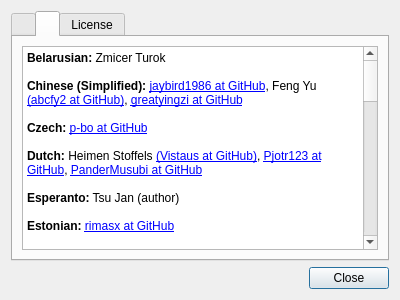
Qt form Kvantum/kvantummanager/about.ui (tsujan/Kvantum) before a commit.
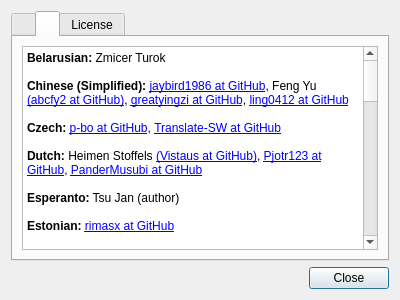
The same form after that commit. The open tabs and pages were chosen to show the change.

```diff
--- a/Kvantum/kvantummanager/about.ui
+++ b/Kvantum/kvantummanager/about.ui
@@ -99,9 +99,9 @@
 &lt;/style&gt;&lt;/head&gt;&lt;body style=&quot;  font-weight:400; font-style:normal;&quot;&gt;
 &lt;p style=&quot; margin-top:0px; margin-bottom:0px; margin-left:0px; margin-right:0px; -qt-block-indent:0; text-indent:0px;&quot;&gt;&lt;span style=&quot; font-weight:600;&quot;&gt;Belarusian:&lt;/span&gt; Zmicer Turok&lt;/p&gt;
 &lt;p style=&quot;-qt-paragraph-type:empty; margin-top:0px; margin-bottom:0px; margin-left:0px; margin-right:0px; -qt-block-indent:0; text-indent:0px;&quot;&gt;&lt;br /&gt;&lt;/p&gt;
-&lt;p style=&quot; margin-top:0px; margin-bottom:0px; margin-left:0px; margin-right:0px; -qt-block-indent:0; text-indent:0px;&quot;&gt;&lt;span style=&quot; font-weight:600;&quot;&gt;Chinese (Simplified):&lt;/span&gt; &lt;a href=&quot;https://github.com/jaybird1986&quot;&gt;jaybird1986 at GitHub&lt;/a&gt;, Feng Yu &lt;a href=&quot;https://github.com/abcfy2&quot;&gt;(abcfy2 at GitHub)&lt;/a&gt;, &lt;a href=&quot;https://github.com/greatyingzi&quot;&gt;greatyingzi at GitHub&lt;/a&gt;&lt;/p&gt;
+&lt;p style=&quot; margin-top:0px; margin-bottom:0px; margin-left:0px; margin-right:0px; -qt-block-indent:0; text-indent:0px;&quot;&gt;&lt;span style=&quot; font-weight:600;&quot;&gt;Chinese (Simplified):&lt;/span&gt; &lt;a href=&quot;https://github.com/jaybird1986&quot;&gt;jaybird1986 at GitHub&lt;/a&gt;, Feng Yu &lt;a href=&quot;https://github.com/abcfy2&quot;&gt;(abcfy2 at GitHub)&lt;/a&gt;, &lt;a href=&quot;https://github.com/greatyingzi&quot;&gt;greatyingzi at GitHub&lt;/a&gt;, &lt;a href=&quot;https://github.com/ling0412&quot;&gt;ling0412 at GitHub&lt;/a&gt;&lt;/p&gt;
 &lt;p style=&quot;-qt-paragraph-type:empty; margin-top:0px; margin-bottom:0px; margin-left:0px; margin-right:0px; -qt-block-indent:0; text-indent:0px;&quot;&gt;&lt;br /&gt;&lt;/p&gt;
-&lt;p style=&quot; margin-top:0px; margin-bottom:0px; margin-left:0px; margin-right:0px; -qt-block-indent:0; text-indent:0px;&quot;&gt;&lt;span style=&quot; font-weight:600;&quot;&gt;Czech:&lt;/span&gt; &lt;a href=&quot;https://github.com/p-bo&quot;&gt;p-bo at GitHub&lt;/a&gt;&lt;/p&gt;
+&lt;p style=&quot; margin-top:0px; margin-bottom:0px; margin-left:0px; margin-right:0px; -qt-block-indent:0; text-indent:0px;&quot;&gt;&lt;span style=&quot; font-weight:600;&quot;&gt;Czech:&lt;/span&gt; &lt;a href=&quot;https://github.com/p-bo&quot;&gt;p-bo at GitHub&lt;/a&gt;, &lt;a href=&quot;https://github.com/Translate-SW&quot;&gt;Translate-SW at GitHub&lt;/a&gt;&lt;/p&gt;
 &lt;p style=&quot;-qt-paragraph-type:empty; margin-top:0px; margin-bottom:0px; margin-left:0px; margin-right:0px; -qt-block-indent:0; text-indent:0px;&quot;&gt;&lt;br /&gt;&lt;/p&gt;
 &lt;p style=&quot; margin-top:0px; margin-bottom:0px; margin-left:0px; margin-right:0px; -qt-block-indent:0; text-indent:0px;&quot;&gt;&lt;span style=&quot; font-weight:600;&quot;&gt;Dutch:&lt;/span&gt; Heimen Stoffels &lt;a href=&quot;https://github.com/Vistaus&quot;&gt;&lt;span;&gt;(Vistaus at GitHub)&lt;/span&gt;&lt;/a&gt;, &lt;a href=&quot;https://github.com/Pjotr123&quot;&gt;&lt;span;&gt;Pjotr123 at GitHub&lt;/span&gt;&lt;/a&gt;, &lt;a href=&quot;https://github.com/PanderMusubi&quot;&gt;PanderMusubi at GitHub&lt;/a&gt;&lt;/p&gt;
 &lt;p style=&quot;-qt-paragraph-type:empty; margin-top:0px; margin-bottom:0px; margin-left:0px; margin-right:0px; -qt-block-indent:0; text-indent:0px;&quot;&gt;&lt;br /&gt;&lt;/p&gt;
@@ -139,7 +139,7 @@
 &lt;p style=&quot;-qt-paragraph-type:empty; margin-top:0px; margin-bottom:0px; margin-left:0px; margin-right:0px; -qt-block-indent:0; text-indent:0px;&quot;&gt;&lt;br /&gt;&lt;/p&gt;
 &lt;p style=&quot; margin-top:0px; margin-bottom:0px; margin-left:0px; margin-right:0px; -qt-block-indent:0; text-indent:0px;&quot;&gt;&lt;span style=&quot; font-weight:600;&quot;&gt;Russian:&lt;/span&gt; Николай Смольянинов &lt;a href=&quot;https://github.com/smolnp&quot;&gt;(smolnp at GitHub)&lt;/a&gt;, Pavel Shlyak &lt;a href=&quot;https://github.com/shlyakpavel&quot;&gt;(shlyakpavel at GitHub)&lt;/a&gt;, &lt;a href=&quot;https://github.com/4fury&quot;&gt;&lt;span;&gt;4fury at GitHub&lt;/span&gt;&lt;/a&gt;, Dmitry Astankov &lt;a href=&quot;https://github.com/Illumaria&quot;&gt;(Illumaria at GitHub)&lt;/a&gt;, &lt;a href=&quot;https://github.com/roaldiopi&quot;&gt;&lt;span;&gt;roaldiopi at GitHub&lt;/span&gt;&lt;/a&gt;&lt;/p&gt;
 &lt;p style=&quot;-qt-paragraph-type:empty; margin-top:0px; margin-bottom:0px; margin-left:0px; margin-right:0px; -qt-block-indent:0; text-indent:0px;&quot;&gt;&lt;br /&gt;&lt;/p&gt;
-&lt;p style=&quot; margin-top:0px; margin-bottom:0px; margin-left:0px; margin-right:0px; -qt-block-indent:0; text-indent:0px;&quot;&gt;&lt;span style=&quot; font-weight:600;&quot;&gt;Slovak:&lt;/span&gt; Paolo Vigoroso&lt;/p&gt;
+&lt;p style=&quot; margin-top:0px; margin-bottom:0px; margin-left:0px; margin-right:0px; -qt-block-indent:0; text-indent:0px;&quot;&gt;&lt;span style=&quot; font-weight:600;&quot;&gt;Slovak:&lt;/span&gt; Paolo Vigoroso, &lt;a href=&quot;https://github.com/Leifdin&quot;&gt;&lt;span;&gt;Leifdin at GitHub&lt;/span&gt;&lt;/a&gt;&lt;/p&gt;
 &lt;p style=&quot;-qt-paragraph-type:empty; margin-top:0px; margin-bottom:0px; margin-left:0px; margin-right:0px; -qt-block-indent:0; text-indent:0px;&quot;&gt;&lt;br /&gt;&lt;/p&gt;
 &lt;p style=&quot; margin-top:0px; margin-bottom:0px; margin-left:0px; margin-right:0px; -qt-block-indent:0; text-indent:0px;&quot;&gt;&lt;span style=&quot; font-weight:600;&quot;&gt;Spanish:&lt;/span&gt; &lt;a href=&quot;https://github.com/micrococo&quot;&gt;&lt;span;&gt;micrococo at GitHub&lt;/span&gt;&lt;/a&gt;, &lt;/span&gt; Maximiliano Dvyhailo &lt;a href=&quot;https://github.com/MaxiDvy&quot;&gt;&lt;span;&gt;(MaxiDvy at GitHub)&lt;/span&gt;&lt;/a&gt;, Robert Schneider, &lt;a href=&quot;https://github.com/marianofussero&quot;&gt;&lt;span;&gt;marianofussero at GitHub&lt;/span&gt;&lt;/a&gt;, &lt;/span&gt; Juan Alvarez &lt;a href=&quot;https://github.com/JotaJota96&quot;&gt;&lt;span;&gt;(JotaJota96 at GitHub)&lt;/span&gt;&lt;/a&gt;&lt;/p&gt;
 &lt;p style=&quot;-qt-paragraph-type:empty; margin-top:0px; margin-bottom:0px; margin-left:0px; margin-right:0px; -qt-block-indent:0; text-indent:0px;&quot;&gt;&lt;br /&gt;&lt;/p&gt;
```
